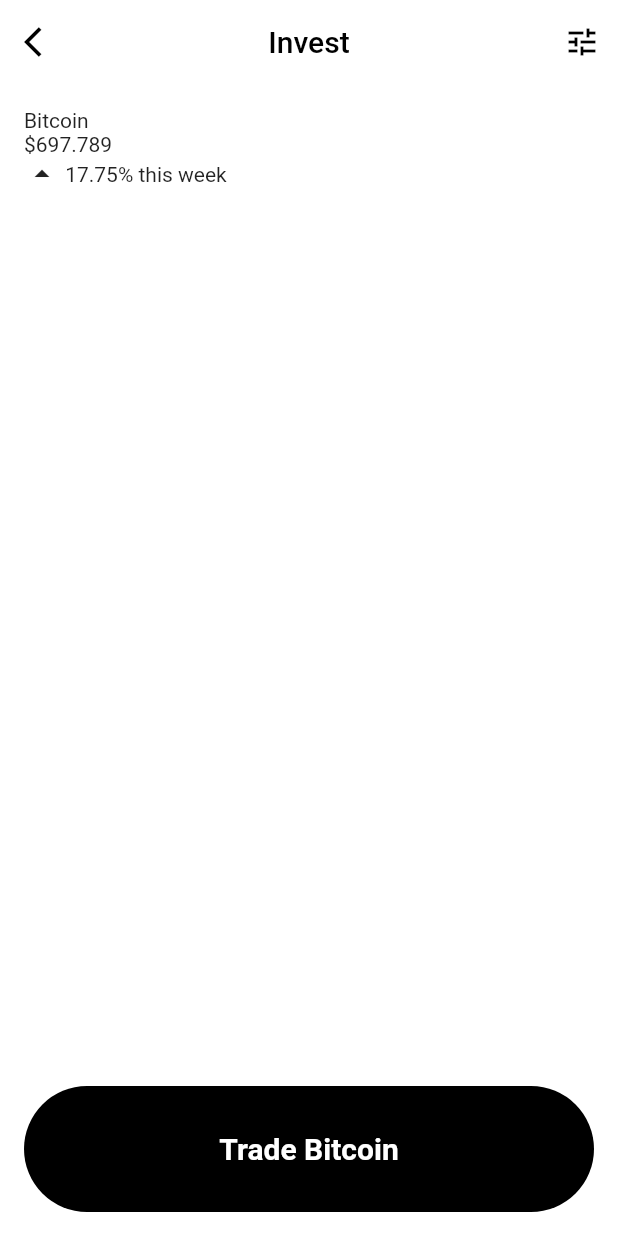
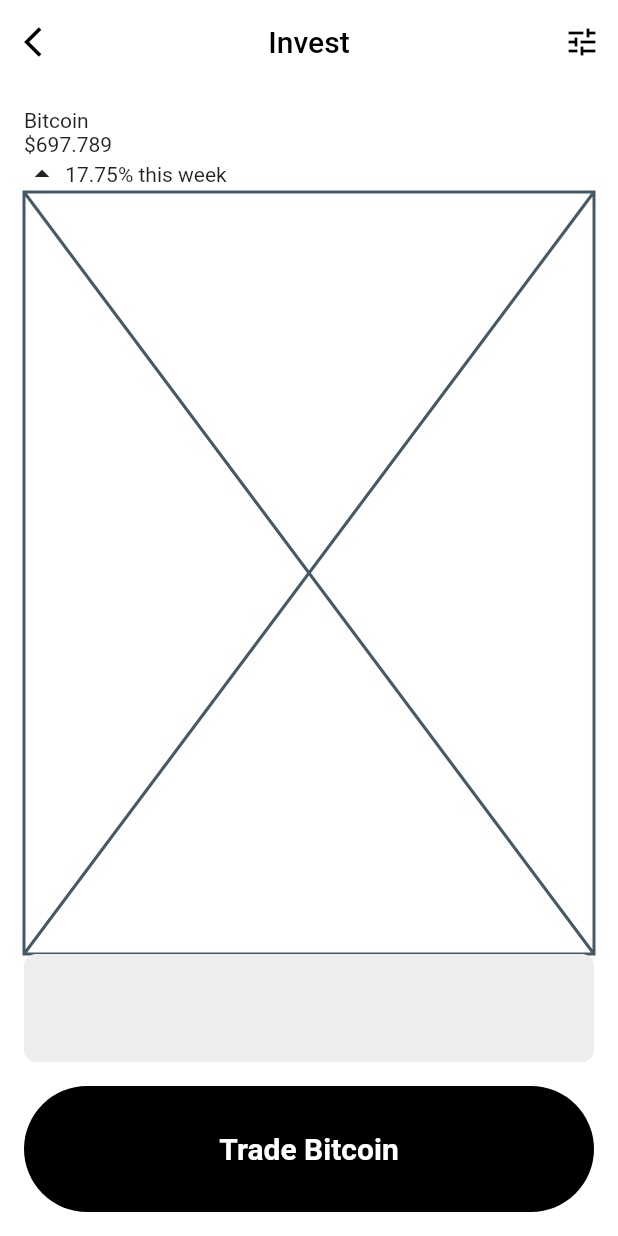
Before and after one commit to JAICHANGPARK/flutter_notebook_19th_story, a Flutter app: the screen it shows after launch, on a phone screen of 412 x 824 dp. Run offline on Flutter 3.47's test engine with Material 2 defaults, Android fonts, the phone set to English and light mode, and no system bars; our stand-ins replace cached_network_image, countup, fl_chart, flutter_riverpod, freezed_annotation, smooth_page_indicator and 1 more.

Commit message:
Update crypto_invest_page.dart

```diff
--- a/lib/ep1121_crypto_analysis_app/src/ui/crypto_invest_page.dart
+++ b/lib/ep1121_crypto_analysis_app/src/ui/crypto_invest_page.dart
@@ -45,9 +45,18 @@ class _CryptoInvestPageState extends State<CryptoInvestPage> {
                       Icon(Icons.arrow_drop_up),
                       Text(" 17.75% this week"),
                     ],
+                  ),
+                  Expanded(child: Placeholder()),
+                  Container(
+                    height: 72,
+                    decoration: BoxDecoration(
+                      color: Colors.grey[200],
+                      borderRadius: BorderRadius.circular(8),
+                    ),
                   )
                 ],
-            )),
+              ),
+            ),
             const SizedBox(
               height: 16,
             ),
```
Lines whose indentation alone changed are shown as unchanged.
